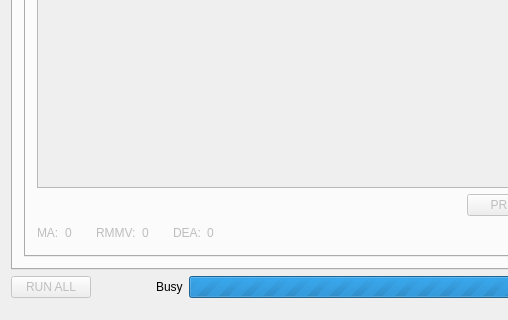
The window that EKG/Views/airecgmain.ui (qwerty90/ProjektEKG) describes before a commit, drawn with Qt 5; both pictures show x 0 to 508 and y 448 to 768 of the 1100 by 768 pixel window.
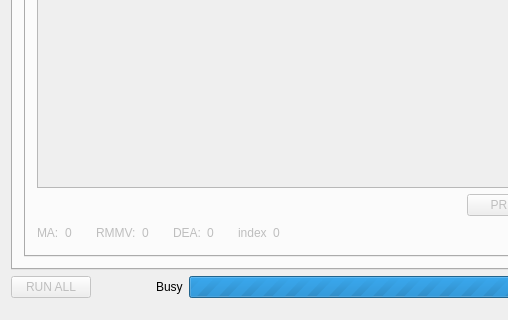
The same window after the commit. The open tabs and pages were chosen to show the change. Icons and pictures are not drawn.

Commit message: GUI: VCG LOOP

What changed in the file:
```diff
--- a/EKG/Views/airecgmain.ui
+++ b/EKG/Views/airecgmain.ui
@@ -2743,6 +2743,26 @@
                   </property>
                  </widget>
                 </item>
+                <item>
+                 <widget class="QLabel" name="label_33">
+                  <property name="text">
+                   <string>index</string>
+                  </property>
+                 </widget>
+                </item>
+                <item>
+                 <widget class="QLabel" name="vcg_index">
+                  <property name="minimumSize">
+                   <size>
+                    <width>25</width>
+                    <height>0</height>
+                   </size>
+                  </property>
+                  <property name="text">
+                   <string>0</string>
+                  </property>
+                 </widget>
+                </item>
                 <item>
                  <spacer name="horizontalSpacer_18">
                   <property name="orientation">
```
Left out of the diff: 58 changed lines with no effect on the pictures. The commit also changes 5 other files.
